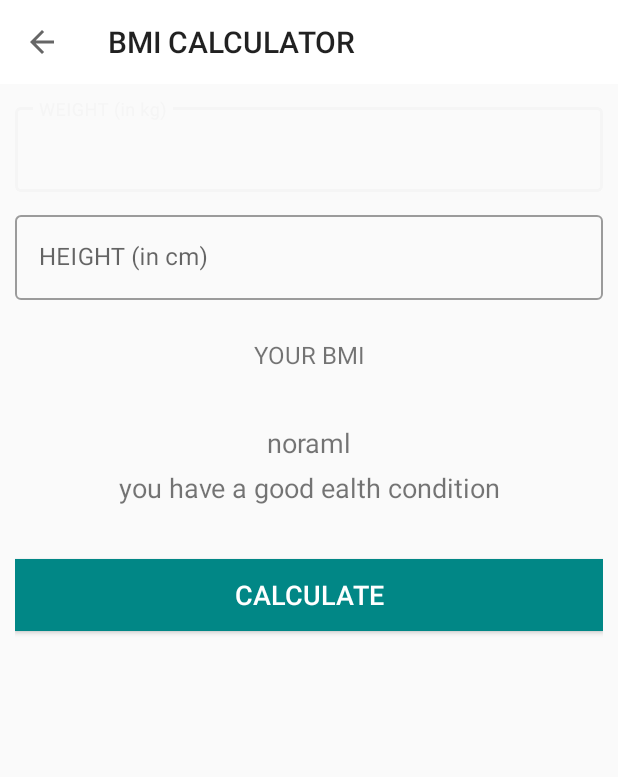
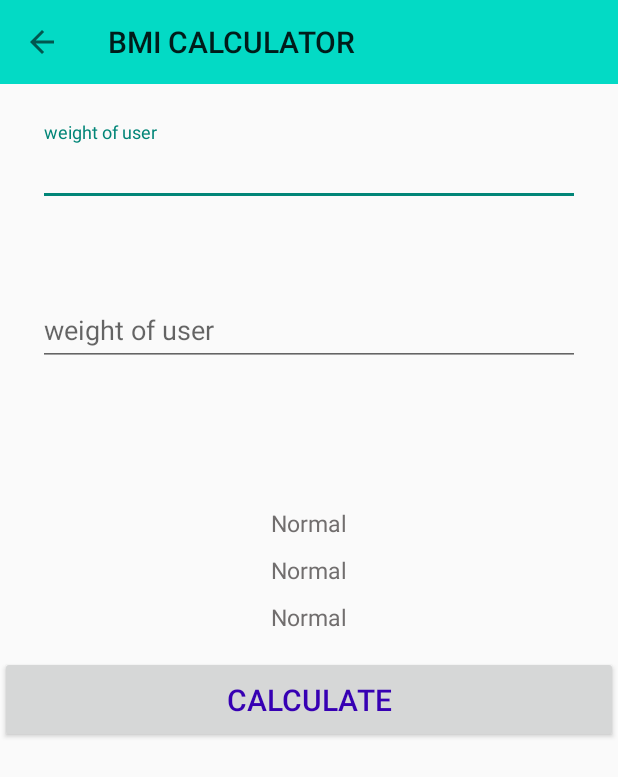
Before and after one commit to manikumarreddy06/workoutapplication, an Android app: the MetabolicActivity screen opened directly, with no data from a screen before it, after a tap on "CALCULATE", on a phone screen of 412 x 824 dp. Shown: the top 777 px of the screen. Run offline under Robolectric (Android 15) with nearby library versions, the phone set to English and light mode, and no system bars.

Commit message:
changes commited

```diff
--- a/app/build.gradle
+++ b/app/build.gradle
@@ -1,7 +1,7 @@
 plugins {
     id 'com.android.application'
     id 'kotlin-android'
-    id 'kotlin-android-extensions'
+    id  'kotlin-android-extensions'
 }
 
 android {
@@ -10,7 +10,7 @@ android {
 
     defaultConfig {
         applicationId "com.myproject.myapplication"
-        minSdkVersion 23
+        minSdkVersion 28
         targetSdkVersion 30
         versionCode 1
         versionName "1.0"
@@ -43,7 +43,7 @@ dependencies {
     implementation 'androidx.appcompat:appcompat:1.3.1'
     implementation 'com.google.android.material:material:1.4.0'
     implementation 'androidx.constraintlayout:constraintlayout:2.1.1'
-    implementation  'com.google.android.material:material:1.0.0'
+    implementation 'com.google.android.material:material:1.3.0'
     testImplementation 'junit:junit:4.+'
     androidTestImplementation 'androidx.test.ext:junit:1.1.3'
     androidTestImplementation 'androidx.test.espresso:espresso-core:3.4.0'
--- a/app/src/main/AndroidManifest.xml
+++ b/app/src/main/AndroidManifest.xml
@@ -11,7 +11,8 @@
         android:theme="@style/Theme.MyApplication">
         <activity android:name=".MetabolicActivity"
             android:screenOrientation="portrait"
-            android:theme="@style/Theme.AppCompat.Light.NoActionBar" ></activity>
+            android:theme="@style/Theme.AppCompat.Light.NoActionBar"
+            android:label="BMI CALCULATOR"></activity>
         <activity
             android:name=".com.myproject.myapplication.ExerciseActivity"
             android:screenOrientation="portrait"
--- a/app/src/main/java/com/myproject/myapplication/MetabolicActivity.kt
+++ b/app/src/main/java/com/myproject/myapplication/MetabolicActivity.kt
@@ -1,6 +1,7 @@
 package com.myproject.myapplication
 
 
+import android.os.Binder
 import android.os.Build
 import androidx.appcompat.app.AppCompatActivity
 import android.os.Bundle
@@ -18,78 +19,77 @@ class MetabolicActivity : AppCompatActivity() {
     override fun onCreate(savedInstanceState: Bundle?) {
         super.onCreate(savedInstanceState)
         setContentView(R.layout.activity_metabolic)
-        setSupportActionBar(toolbarbmiactivity)
-        val actionBar=supportActionBar
+          setSupportActionBar(toolbar_BMI_Activity)
+       val actionBar=supportActionBar
         if (actionBar!=null){
             actionBar.setDisplayHomeAsUpEnabled(true)
-            actionBar.title="BMI CALCULATOR"
+           actionBar. setTitle("BMI CALCULATOR")
         }
-        toolbarbmiactivity.setNavigationOnClickListener(){
+      toolbar_BMI_Activity.setNavigationOnClickListener(){
             onBackPressed()
         }
-        btnCalculateUnits.setOnClickListener(){
-            if (validatemetricunits()) {
-                val heightvalue: Float = etMetricUnitHeight.text.toString().toFloat() / 100
-                val weightvalue: Float = etMetricUnitWeight.text.toString().toFloat()
-                val bmi=weightvalue/(heightvalue*heightvalue)
-displabmiresult(bmi)
-            }else{
-                Toast.makeText(this@MetabolicActivity,"Please enter valid values",Toast.LENGTH_SHORT).show()
-            }
-
+        btncalculate.setOnClickListener(){
+            validatemetricunits()
         }
     }
-    private  fun displabmiresult(bmi:Float){
-        val bmilabel:String
-        val bmidesciption:String
-        if (bmi.compareTo(15f)<=0){
-            bmilabel="very severe underweight"
-            bmidesciption="you are suffering severe underweight issue... eat healthy"
-        }
-        else if (bmi.compareTo(15f)>0 && bmi.compareTo(16f)<=0){
-            bmilabel="severe underweight"
-            bmidesciption="you are suffering underweight issue... eat healthy"
-        }
-        else if(bmi.compareTo(16f)>0&& bmi.compareTo(18.5f)<0){
-            bmilabel="Underweight"
-            bmidesciption="slight underweight issues..eat healthy"
-        }
-        else if(bmi.compareTo(18.5f)>0&&bmi.compareTo(25f)>=0){
-            bmilabel="noraml"
-            bmidesciption="you have a good ealth condition"
-        }
-        else if (bmi.compareTo(25f)>0 && bmi.compareTo(30f)<=0 ){
-            bmilabel="slight over weight"
-            bmidesciption="work out a bit arder"
-        }
-        else if (bmi.compareTo(30f)>0 && bmi.compareTo(35f)<0){
-            bmilabel="moderatley obese"
-            bmidesciption="you are overweight work out  is necessary"
-        }
-        else if(bmi.compareTo(35f)>0&& bmi.compareTo(40f)<=0){
-            bmilabel=" obese"
-            bmidesciption="your health condition is critical"
-        }
+
+    private fun validatemetricunits(){
+      if (etuserHeight.text.toString().isEmpty()){
+          Toast.makeText(this,"field cannot be empty ",Toast.LENGTH_SHORT).show()
+      }
+        else if (etuserHeight.text.toString().isEmpty()){
+          Toast.makeText(this,"field cannot be empty ",Toast.LENGTH_SHORT).show()
+      }
         else{
-            bmilabel="severely obese"
-            bmidesciption="you are severely obsese..act emergency"
-        }
-        tvYourBMI.visibility=View.VISIBLE
-        tvBMIValue.visibility=View.VISIBLE
-        tvBMIType.visibility=View.VISIBLE
-        tvBMIDescription.visibility=View.VISIBLE
-        val bmivalue= BigDecimal(bmi.toDouble()).setScale(2,RoundingMode.HALF_EVEN).toString()
+            var heightvalue:Float=etuserHeight.text.toString().toFloat()/100
+          var weightvalue:Float=etuserweeight.text.toString().toFloat()
+          var bmi=weightvalue/(heightvalue*heightvalue)
+          val bmilabel:String
+          val bmidescription:String
 
-        tvBMIValue.text=bmivalue
-        tvBMIType.text=bmilabel
-        tvBMIDescription.text=bmidesciption
-    }
-    private fun validatemetricunits():Boolean{
-        var isvalid=true
-        if (etMetricUnitHeight.text.toString().isEmpty())
-            isvalid=false
-        else if(etMetricUnitWeight.text.toString().isEmpty())
-            isvalid=false
-        return true
+
+
+          if (bmi.compareTo(15f)<=0){
+              bmilabel="very severely underweight"
+              bmidescription="take proper diet...health care is required"
+          }
+          else if(bmi.compareTo(15f)>0&&bmi.compareTo(16f)<=0){
+              bmilabel="severely underweight"
+              bmidescription="Take proper diet....health care is required"
+          }
+          else if (bmi.compareTo(16f)>0 && bmi.compareTo(18.5f)<=0){
+              bmilabel="underweight"
+              bmidescription="take proper diet...health care is required"
+          }
+          else if(bmi.compareTo(18.5f)>0 && bmi.compareTo(25f)<=0){
+              bmilabel="perfect"
+              bmidescription="your health condition is great"
+          }
+          else if(bmi.compareTo(25f)>0&& bmi.compareTo(30f)<=0){
+              bmilabel="slight obese condition"
+              bmidescription="you are slightly overweight....work out a bit"
+          }
+          else if (bmi.compareTo(30f)>0&& bmi.compareTo(35f)<=0){
+              bmilabel="over weight"
+              bmidescription="you are overweight....workout is recommended"
+          }
+          else if(bmi.compareTo(35f)>0 && bmi.compareTo(40f)<=0){
+              bmilabel="moderately overweight"
+              bmidescription="you are overweight....workout is recommended"
+          }
+          else{
+              bmilabel="obese class"
+              bmidescription="serious health issue"
+          }
+          tvyourBmi.visibility=View.VISIBLE
+          bmivalue.visibility=View.VISIBLE
+          bmitype.visibility=View.VISIBLE
+          bmidescriptin.visibility=View.VISIBLE
+          val bmivalue=BigDecimal(bmi.toDouble()).setScale(2,RoundingMode.HALF_EVEN).toString()
+          tvyourBmi.text=bmivalue
+          bmitype.text=bmilabel
+          bmidescriptin.text=bmidescription
+      }
+
     }
 }
--- a/app/src/main/res/layout/activity_metabolic.xml
+++ b/app/src/main/res/layout/activity_metabolic.xml
@@ -4,111 +4,107 @@
     android:layout_height="match_parent"
     android:orientation="vertical"
     tools:context=".MetabolicActivity">
-
     <androidx.appcompat.widget.Toolbar
-        android:id="@+id/toolbarbmiactivity"
+        android:id="@+id/toolbar_BMI_Activity"
         android:layout_width="match_parent"
-        android:layout_height="?android:attr/actionBarSize"
-        android:background="#FFFFFF" />
-    <!-- TODO(Step 1 : Designing the METRIC UNIT VIEW in BMI calculator feature.) -->
-    <!-- START -->
+        android:layout_height="?attr/actionBarSize"
+        android:background="@color/teal_200"
+        />
     <LinearLayout
-        android:id="@+id/llUnitsView"
+        android:id="@+id/llUNITSVIEW"
         android:layout_width="match_parent"
         android:layout_height="match_parent"
-        android:layout_below="@id/toolbarbmiactivity"
         android:orientation="vertical"
-        android:padding="10dp">
-
+        android:layout_below="@id/toolbar_BMI_Activity"
+        >
         <com.google.android.material.textfield.TextInputLayout
-            android:id="@+id/tilMetricUnitWeight"
-            style="@style/Widget.MaterialComponents.TextInputLayout.OutlinedBox"
+            android:id="@+id/tiluserweight"
             android:layout_width="match_parent"
+            android:layout_margin="10dp"
+            android:padding="15dp"
+            android:layout_below="@id/toolbar_BMI_Activity"
             android:layout_height="wrap_content">
 
-            <androidx.appcompat.widget.AppCompatEditText
-                android:id="@+id/etMetricUnitWeight"
+            <EditText
+                android:id="@+id/etuserweeight"
                 android:layout_width="match_parent"
                 android:layout_height="wrap_content"
-                android:hint="WEIGHT (in kg)"
                 android:inputType="numberDecimal"
-                android:textSize="16sp" />
+                android:hint="weight of user" />
         </com.google.android.material.textfield.TextInputLayout>
+        <com.google.android.material.textfield.TextInputLayout
+            android:id="@+id/tiluserHeight"
+            android:layout_width="match_parent"
+            android:layout_margin="10dp"
+            android:padding="15dp"
+            android:layout_below="@id/toolbar_BMI_Activity"
+            android:layout_height="wrap_content">
 
-        <com.google.android.material.textfield.TextInputLayout
-            android:id="@+id/tilMetricUnitHeight"
-            style="@style/Widget.MaterialComponents.TextInputLayout.OutlinedBox"
+            <EditText
+                android:id="@+id/etuserHeight"
+                android:layout_width="match_parent"
+                android:layout_height="wrap_content"
+                android:inputType="number"
+                android:hint="weight of user" />
+        </com.google.android.material.textfield.TextInputLayout>
+    </LinearLayout>
+    <LinearLayout
+        android:id="@+id/llDisplayBMi_result"
+        android:layout_width="match_parent"
+        android:layout_height="match_parent"
+        android:orientation="vertical"
+        android:visibility="visible"
+        android:gravity="center">
+        <TextView
+            android:id="@+id/tvyourBmi"
+            android:layout_width="wrap_content"
+            android:layout_height="wrap_content"
+            android:layout_gravity="center"
+            android:text="your bmi"
+            android:textAllCaps="true"
+            android:textSize="15sp"
+            android:visibility="gone"
+            android:textColor="#716E6E"/>
+        <TextView
+            android:id="@+id/bmivalue"
+            android:layout_width="wrap_content"
+            android:layout_height="wrap_content"
+            android:layout_gravity="center"
+            android:text="Normal"
+            android:layout_marginTop="10dp"
+            android:textSize="15sp"
+            android:textColor="#716E6E"/>
+        <TextView
+            android:id="@+id/bmitype"
+            android:layout_width="wrap_content"
+            android:layout_height="wrap_content"
+            android:layout_gravity="center"
+            android:text="Normal"
+            android:layout_marginTop="10dp"
+            android:textSize="15sp"
+            android:textColor="#716E6E"/>
+        <TextView
+            android:id="@+id/bmidescriptin"
+            android:layout_width="wrap_content"
+            android:layout_height="wrap_content"
+            android:layout_gravity="center"
+            android:text="Normal"
+            android:layout_marginTop="10dp"
+            android:textSize="15sp"
+            android:textColor="#716E6E"/>
+
+        <Button
+            android:id="@+id/btncalculate"
             android:layout_width="match_parent"
             android:layout_height="wrap_content"
-            android:layout_marginTop="10dp">
+            android:layout_marginTop="15dp"
+            android:padding="15dp"
+            android:text="Calculate"
+            android:textSize="20sp"
+            android:textColor="@color/purple_700"
+            android:gravity="center"/>
 
-            <androidx.appcompat.widget.AppCompatEditText
-                android:id="@+id/etMetricUnitHeight"
-                android:layout_width="match_parent"
-                android:layout_height="wrap_content"
-                android:hint="HEIGHT (in cm)"
-                android:inputType="numberDecimal"
-                android:textSize="16sp" />
-        </com.google.android.material.textfield.TextInputLayout>
+    </LinearLayout>
 
-        <LinearLayout
-            android:id="@+id/llDiplayBMIResult"
-            android:layout_width="match_parent"
-            android:layout_height="wrap_content"
-            android:layout_marginTop="25dp"
-            android:orientation="vertical"
-            android:visibility="visible"
-            tools:visibility="visible">
 
-            <TextView
-                android:id="@+id/tvYourBMI"
-                android:layout_width="match_parent"
-                android:layout_height="wrap_content"
-                android:gravity="center"
-                android:text="YOUR BMI"
-                android:textAllCaps="true"
-                android:textSize="16sp"
-                android:visibility="invisible" />
-
-            <TextView
-                android:id="@+id/tvBMIValue"
-                android:layout_width="match_parent"
-                android:layout_height="wrap_content"
-                android:layout_marginTop="5dp"
-                android:gravity="center"
-                android:textSize="18sp"
-                android:textStyle="bold"
-                tools:text="15.00" />
-
-            <TextView
-                android:id="@+id/tvBMIType"
-                android:layout_width="match_parent"
-                android:layout_height="wrap_content"
-                android:layout_marginTop="5dp"
-                android:gravity="center"
-                android:textSize="18sp"
-                tools:text="Normal" />
-
-            <TextView
-                android:id="@+id/tvBMIDescription"
-                android:layout_width="match_parent"
-                android:layout_height="wrap_content"
-                android:layout_marginTop="5dp"
-                android:gravity="center"
-                android:textSize="18sp"
-                tools:text="Normal" />
-        </LinearLayout>
-
-        <Button
-            android:id="@+id/btnCalculateUnits"
-            android:layout_width="match_parent"
-            android:layout_height="wrap_content"
-            android:layout_gravity="bottom"
-            android:layout_marginTop="35dp"
-            android:background="@color/teal_700"
-            android:text="CALCULATE"
-            android:textColor="#FFFFFF"
-            android:textSize="18sp" />
-    </LinearLayout>
-    <!-- END -->
 </RelativeLayout>
```
Also changed, not shown: app/src/main/res/drawable/radiobutton1.xml (added, +10 -0 lines).
